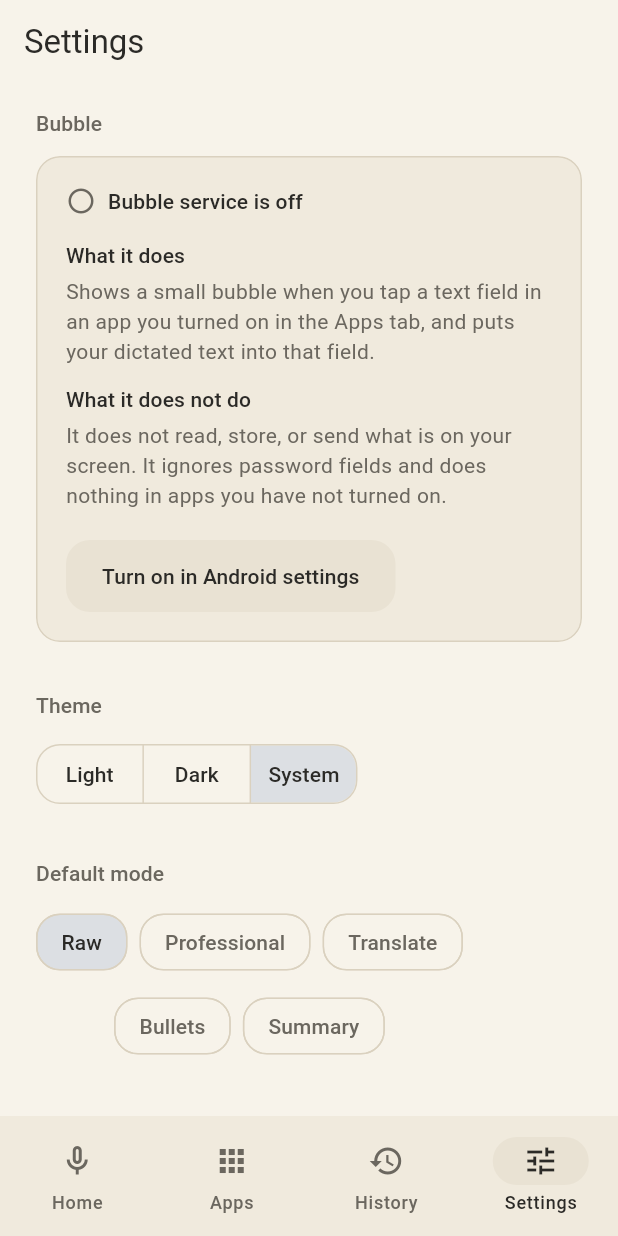
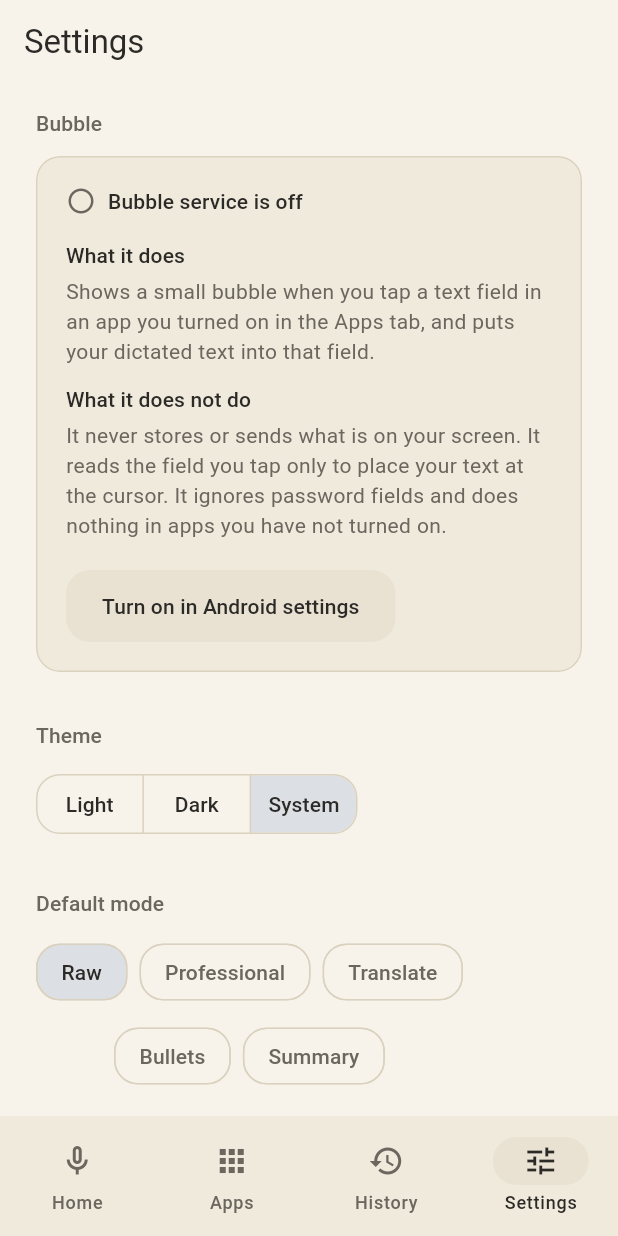
Before and after one commit to shahdivax/varnuvi, a Flutter app: the screen it shows after launch, item 4 of the bottom bar chosen, on a phone screen of 412 x 824 dp. Run offline on Flutter 3.47's test engine with Material 3 defaults, Android fonts, the phone set to English and light mode, and no system bars.

Commit message:
Polish 4: setup card privacy copy matches service description

```diff
--- a/lib/widgets/accessibility_setup_card.dart
+++ b/lib/widgets/accessibility_setup_card.dart
@@ -21,8 +21,9 @@ class _AccessibilitySetupCardState extends State<AccessibilitySetupCard>
       'Shows a small bubble when you tap a text field in an app you turned '
       'on in the Apps tab, and puts your dictated text into that field.';
   static const _doesNot =
-      'It does not read, store, or send what is on your screen. It ignores '
-      'password fields and does nothing in apps you have not turned on.';
+      'It never stores or sends what is on your screen. It reads the field '
+      'you tap only to place your text at the cursor. It ignores password '
+      'fields and does nothing in apps you have not turned on.';
 
   @override
   void initState() {
```
Also changed, not shown: 1 other file.
